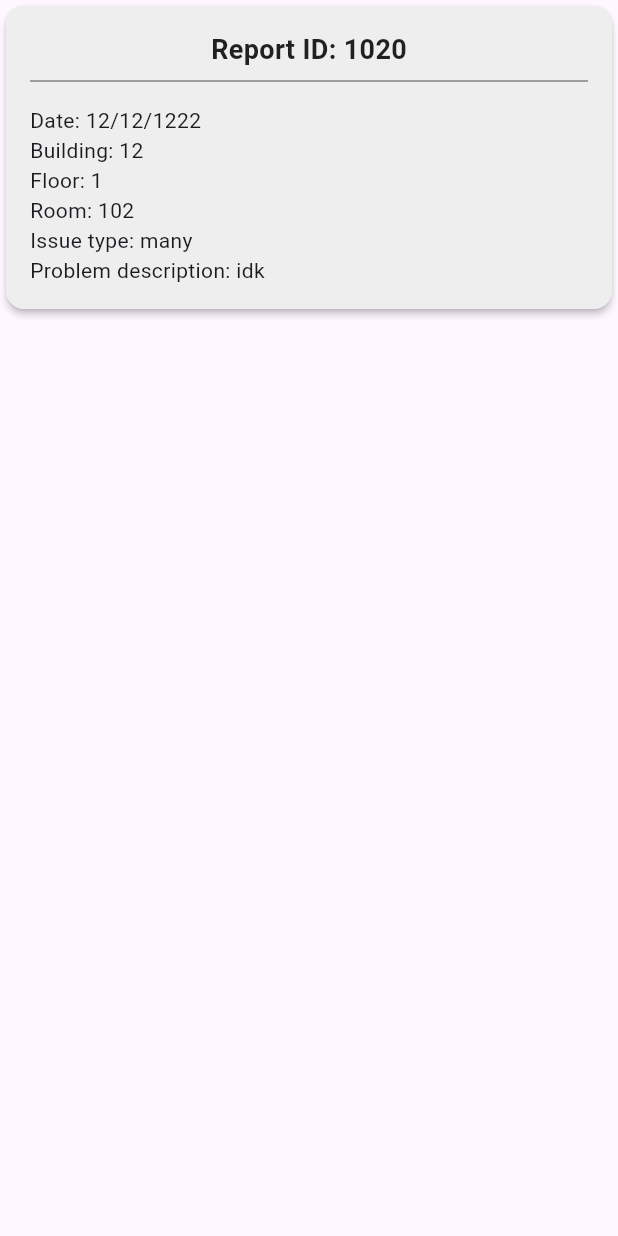
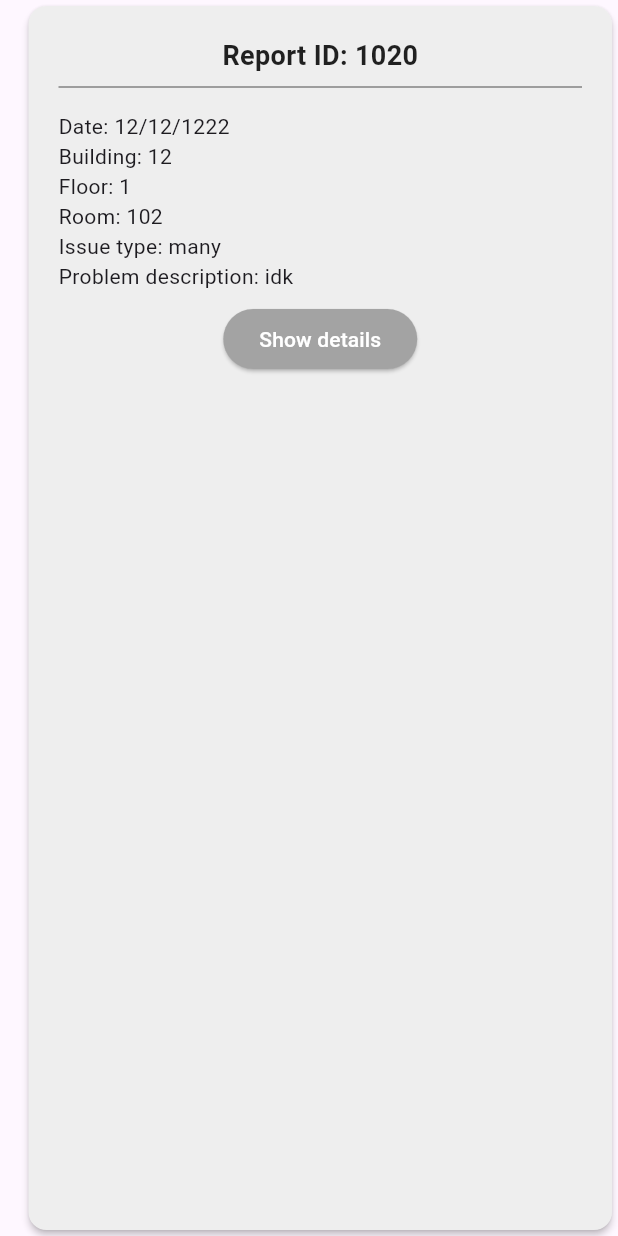
Before and after one commit to RawanTallha/ClasSwift-0.2, a Flutter app: the ReportHistoryCard widget shown alone on an empty page, opened directly, on a phone screen of 412 x 824 dp. Run offline on Flutter 3.47's test engine with Material 3 defaults, Android fonts, the phone set to English and light mode, and no system bars; network calls fail.

Commit message:
little changes to report card

```diff
--- a/Frontend/classwift/lib/card/event_card.dart
+++ b/Frontend/classwift/lib/card/event_card.dart
@@ -15,7 +15,7 @@ class EventCard extends StatelessWidget {
   @override
   Widget build(BuildContext context) {
     return Padding(
-      padding: const EdgeInsets.only(left: 25.0),
+      padding: const EdgeInsets.only(left: 15.0),
       child: Card(
           child: Column(children: [
             // event image/ add
--- a/Frontend/classwift/lib/card/report_history_card.dart
+++ b/Frontend/classwift/lib/card/report_history_card.dart
@@ -1,3 +1,4 @@
+import 'package:classwift/pages/history_page.dart';
 import 'package:flutter/material.dart';
 
 class ReportHistoryCard extends StatelessWidget {
@@ -22,22 +23,22 @@ required this.reportRoomNo,
     required this.reportIssue,
     required this.reportDescribtion,
     this.reportImgPath,
-
   });
 
   @override
   Widget build(BuildContext context) {
-    return Card(
+    return Padding(
+      padding: const EdgeInsets.only(left: 15),
+      child: Card(
           elevation: 2,
-                shape: RoundedRectangleBorder(
-                    borderRadius: BorderRadius.circular(12)),
-                color: Colors
-                    .grey[200], // Light background color like in the image
+          shape:
+              RoundedRectangleBorder(borderRadius: BorderRadius.circular(12)),
+          color: Colors.grey[200], // Light background color like in the image
           child: Padding(
-                  padding: const EdgeInsets.all(16.0),
+            padding: EdgeInsets.all(20),
             child: Column(
               crossAxisAlignment: CrossAxisAlignment.start,
-                    mainAxisSize: MainAxisSize.min,
+              mainAxisSize: MainAxisSize.max,
               children: [
                 Center(
                   child: Text(
@@ -50,8 +51,7 @@ this.reportImgPath,
                   ),
                 ),
                 Divider(
-                          color: Colors
-                              .black45), // Horizontal line under Report ID
+                    color: Colors.black45), // Horizontal line under Report ID
                 SizedBox(height: 8),
                 Text('Date: ${reportDate}'),
                 Text('Building: ${reportBuilding}'),
@@ -59,9 +59,34 @@ this.reportImgPath,
                 Text('Room: ${reportRoomNo}'),
                 Text('Issue type: ${reportIssue}'),
                 Text('Problem description: ${reportDescribtion}'),
+
+                // button to either show more/ update status
+                Padding(
+                  padding: const EdgeInsets.only(top: 8),
+                  child: Center(
+                    child: ElevatedButton(
+                      onPressed: () {
+                        Navigator.push(context,
+                            MaterialPageRoute(builder: (context) {
+                          return const history_page(
+                              ''); // MAKE A POP UP PAGE PLEASE
+                        }));
+                      },
+                      child: Text(
+                        'Show details',
+                        style: TextStyle(
+                          color: Colors.white,
+                        ),
+                      ),
+                      style: ElevatedButton.styleFrom(
+                        backgroundColor: Color.fromARGB(255, 163, 163, 163),
+                      ),
+                    ),
+                  ),
+                ),
               ],
             ),
-                )
+          )),
     );
   }
 }
--- a/Frontend/classwift/lib/main.dart
+++ b/Frontend/classwift/lib/main.dart
@@ -19,8 +19,8 @@ class MainApp extends StatelessWidget {
       //home: HomePage(),
       //home: services_page(title: 'money talks'),
       //home: history_page(),
-      //home: NavigationBarScreen()
-      home: LoginPage(),
+      home: NavigationBarScreen(), // we start from here
+      //home: LoginPage(),
     );
 
   }
```
Also changed, not shown: Frontend/classwift/lib/pages/home_page.dart (+8 -23 lines). Lines whose indentation alone changed are shown as unchanged.
